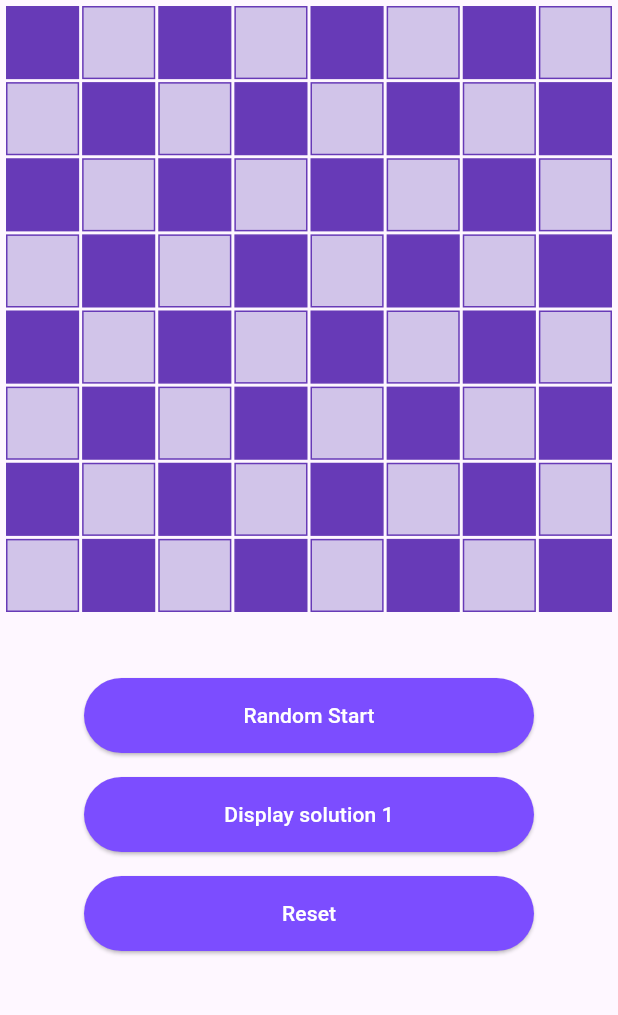
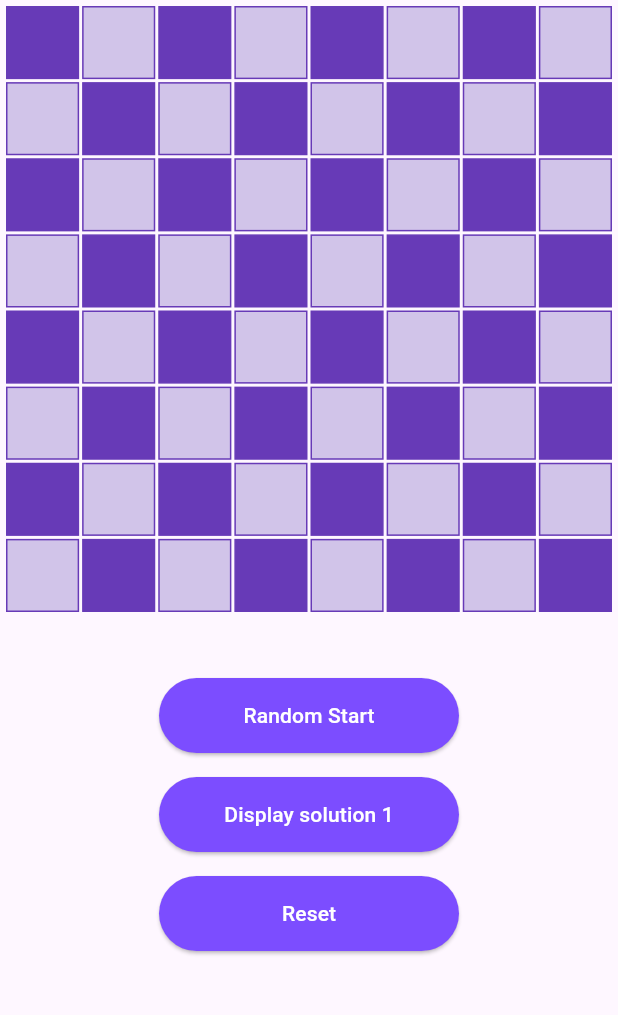
Before and after one commit to brakenseddik/queens_puzzle, a Flutter app: the screen it shows after launch, on a phone screen of 412 x 824 dp, the part 84-1099 px from its top. Run offline on Flutter 3.47's test engine with Material 3 defaults, Android fonts, the light colour scheme and no system bars; our stand-ins replace dartz, flutter_bloc, flutter_svg, freezed_annotation, logger.

Commit message:
feat: make the app responsive on multi-devices

```diff
--- a/lib/utils/app_theme.dart
+++ b/lib/utils/app_theme.dart
@@ -13,7 +13,7 @@ class AppThemes {
     elevatedButtonTheme: ElevatedButtonThemeData(
       style: ButtonStyle(
         backgroundColor: WidgetStateProperty.all(Colors.deepPurpleAccent),
-        minimumSize: WidgetStateProperty.all(const Size(300, 50)),
+        minimumSize: WidgetStateProperty.all(const Size(200, 50)),
       ),
     ),
   );
--- a/lib/views/puzzle_page.dart
+++ b/lib/views/puzzle_page.dart
@@ -24,7 +24,8 @@ class PuzzlePage extends StatelessWidget {
             '👑 Eight Queens Puzzle 👑',
           ),
         ),
-        body: Column(
+        body: Center(
+          child: Column(
             children: [
               BlocConsumer<QueensBloc, QueensState>(
                 listener: (context, state) {
@@ -39,10 +40,17 @@ class PuzzlePage extends StatelessWidget {
                   }
                 },
                 builder: (context, state) {
+                  return ConstrainedBox(
+                    constraints: const BoxConstraints(
+                      maxHeight: 600,
+                      maxWidth: 600,
+                    ),
+                    child: LayoutBuilder(builder: (context, constraints) {
                       return Container(
+                        alignment: Alignment.center,
                         margin: const EdgeInsets.all(4),
-                  width: MediaQuery.of(context).size.width,
-                  height: MediaQuery.of(context).size.width,
+                        width: constraints.maxWidth,
+                        height: constraints.maxWidth,
                         child: GridView.builder(
                           physics: const NeverScrollableScrollPhysics(),
                           itemCount: numberOfQueens * numberOfQueens,
@@ -57,22 +65,23 @@ class PuzzlePage extends StatelessWidget {
                               row: index ~/ numberOfQueens,
                               col: index % numberOfQueens,
                             );
-                      bool selected = state.selectedSolution.any((element) =>
-                          element.row == queen.row && element.col == queen.col);
-                      bool isDraggable = state.randomQueen?.row != queen.row &&
+                            bool selected = state.selectedSolution.any(
+                                (element) =>
+                                    element.row == queen.row &&
+                                    element.col == queen.col);
+                            bool isDraggable =
+                                state.randomQueen?.row != queen.row &&
                                     state.randomQueen?.col != queen.col;
                             bool isSolved = state.isSolved && selected;
 
                             return DragTarget<QueenModel>(
-                        onAcceptWithDetails: (receivedQueen) {
-                          context
+                              onAcceptWithDetails: (receivedQueen) => context
                                   .read<QueensBloc>()
                                   .add(QueensEvent.onDragApplied(
                                       previous: receivedQueen.data,
-                                current: queen,
-                              ));
-                        },
-                        builder: (context, acceptedQueens, rejectedQueens) {
+                                      current: queen)),
+                              builder:
+                                  (context, acceptedQueens, rejectedQueens) {
                                 return DragWidget(
                                   queen: queen,
                                   selected: selected,
@@ -83,6 +92,8 @@ class PuzzlePage extends StatelessWidget {
                             );
                           },
                         ),
+                      );
+                    }),
                   );
                 },
               ),
@@ -99,6 +110,7 @@ class PuzzlePage extends StatelessWidget {
               ),
               const ResetButton(),
             ],
+          ),
         ));
   }
 }
--- a/lib/views/widgets/queen_cell.dart
+++ b/lib/views/widgets/queen_cell.dart
@@ -36,10 +36,8 @@ class QueenCellWidget extends StatelessWidget {
             ? SvgPicture.asset(
                 'assets/crown.svg',
                 width: 40,
-                colorFilter: ColorFilter.mode(
-                  queen.row % 2 == queen.col % 2
-                      ? Colors.white
-                      : Colors.deepPurple,
+                colorFilter: const ColorFilter.mode(
+                  Colors.white,
                   BlendMode.srcIn,
                 ),
               )
```
Also changed, not shown: 1 other file. Lines whose indentation alone changed are shown as unchanged.
